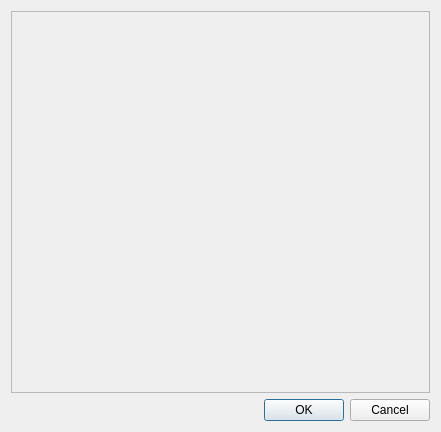
Before: the Qt Designer form framework/gui/views/src/temp_task.ui in cash2one/AutoDriver, drawn with Qt 5.
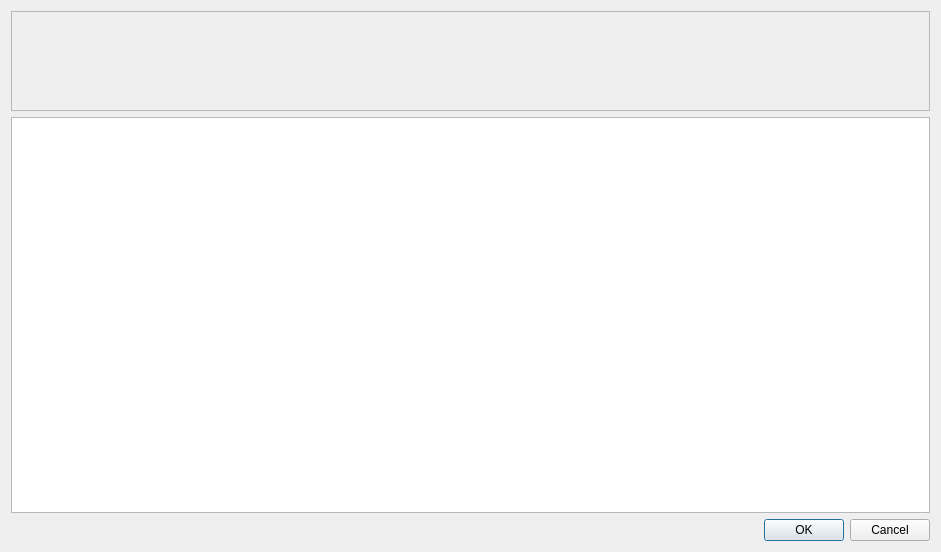
After: the same form once the commit is applied.

What changed in the file:
```diff
--- a/framework/gui/views/src/temp_task.ui
+++ b/framework/gui/views/src/temp_task.ui
@@ -6,8 +6,8 @@
    <rect>
     <x>0</x>
     <y>0</y>
-    <width>441</width>
-    <height>432</height>
+    <width>941</width>
+    <height>552</height>
    </rect>
   </property>
   <property name="windowTitle">
@@ -16,6 +16,12 @@
   <layout class="QVBoxLayout" name="verticalLayout">
    <item>
     <widget class="QScrollArea" name="scrollArea">
+     <property name="maximumSize">
+      <size>
+       <width>16777215</width>
+       <height>100</height>
+      </size>
+     </property>
      <property name="widgetResizable">
       <bool>true</bool>
      </property>
@@ -24,8 +30,8 @@
        <rect>
         <x>0</x>
         <y>0</y>
-        <width>421</width>
-        <height>383</height>
+        <width>921</width>
+        <height>98</height>
        </rect>
       </property>
       <layout class="QVBoxLayout" name="verticalLayout_3">
@@ -46,6 +52,9 @@
      </widget>
     </widget>
    </item>
+   <item>
+    <widget class="QTableView" name="tv_result_data"/>
+   </item>
    <item>
     <widget class="QDialogButtonBox" name="buttonBox">
      <property name="orientation">
```
